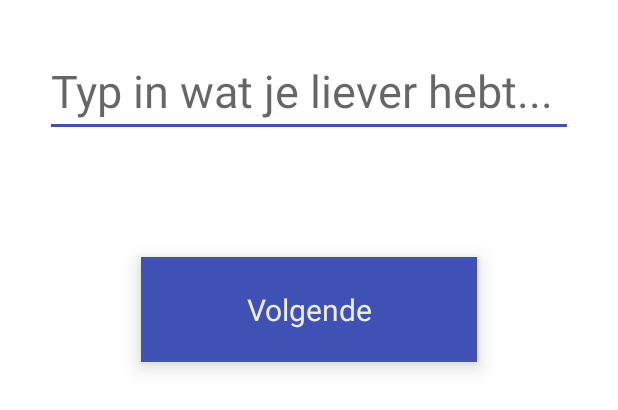
After one commit to KNiemeijer/StRiEmEiJeRs-GaNg-0345, an Android app: the layout button_volgende.xml on its own in the app's theme, with its tools: preview values and no code run, on a phone screen of 412 x 824 dp. The commit adds this screen. Shown: the top 410 px of the screen. Run offline under Robolectric (Android 15) with nearby library versions, the phone set to English and light mode, and no system bars.

Commit message:
Liever dan elementen vervangen door xml

```diff
--- /dev/null
+++ b/app/src/main/res/layout/button_volgende.xml
@@ -0,0 +1,29 @@
+<?xml version="1.0" encoding="utf-8"?>
+<LinearLayout xmlns:android="http://schemas.android.com/apk/res/android"
+    android:layout_width="match_parent"
+    android:layout_height="match_parent"
+    android:orientation="vertical">
+
+    <EditText
+        android:layout_width="match_parent"
+        android:layout_height="wrap_content"
+        android:id="@+id/lieverDanEdit"
+        android:hint="Typ in wat je liever hebt..."
+        android:tag="lieverEdit"
+        android:textSize="30sp"
+        android:layout_gravity="center"
+        android:layout_margin="30dp"
+        android:backgroundTint="@color/colorPrimary"/>
+
+    <com.google.android.material.button.MaterialButton
+        android:id="@+id/button_volgende"
+        style="@style/opnieuw_style"
+        android:layout_width="wrap_content"
+        android:layout_height="wrap_content"
+        android:layout_gravity="center"
+        android:layout_marginBottom="20dp"
+        android:background="@color/colorPrimary"
+        android:text="Volgende"
+        android:textColor="@color/text_white" />
+
+</LinearLayout>
```
Also changed, not shown: app/src/main/java/nl/striemeijersgang0345/fragments/ComplimentenFragment.java (+7 -15 lines), app/src/main/java/nl/striemeijersgang0345/fragments/HomeFragment.java (+5 -26 lines).
